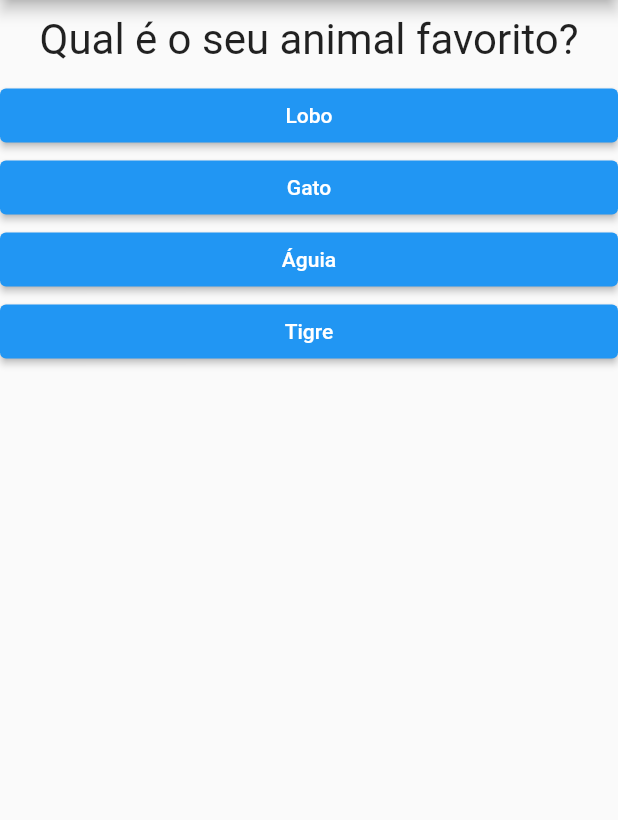
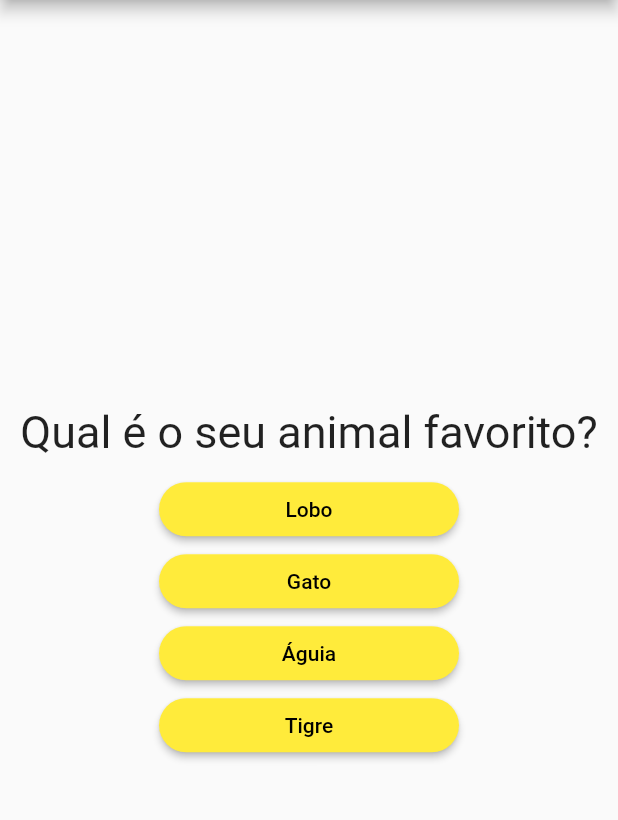
Before and after one commit to FernandoSSd/projeto-de-perguntas, a Flutter app: the screen it shows after launch, after a tap on "Preto", on a phone screen of 412 x 824 dp, the part 84-904 px from its top. Run offline on Flutter 3.47's test engine with Material 2 defaults, Android fonts, the phone set to English and light mode, and no system bars.

Commit message:
adicionado imagens e splashpage

```diff
--- /dev/null
+++ b/lib/core/images_service.dart
@@ -0,0 +1,4 @@
+class AppImages {
+  static const logo = "assets/images/icone.jpg";
+  static const logo1 = "assets/images/interroga.jpg";
+}
--- a/lib/main.dart
+++ b/lib/main.dart
@@ -1,106 +1,9 @@
 import 'package:flutter/material.dart';
-import 'package:projeto_perguntas/resultado.dart';
-import './questionario.dart';
+import 'package:projeto_perguntas/splashpage.dart';
 
 void main() {
-  runApp(const PerguntaApp());
+  runApp(const MaterialApp(
+    debugShowCheckedModeBanner: false,
+    home: SplashPage(),
+  ));
 }
-
-class _PerguntaAppState extends State<PerguntaApp> {
-  var _perguntaSelecionada = 0;
-  var _pontuacaoTotal = 0;
-  final _perguntas = const [
-    {
-      'texto': 'Qual é a sua cor favorita?',
-      'respostas': [
-        {'texto': 'Preto', 'pontuacao': 10},
-        {'texto': 'Roxo', 'pontuacao': 10},
-        {'texto': 'Amarelo', 'pontuacao': 3},
-        {'texto': 'Branco', 'pontuacao': 8},
-      ],
-    },
-    {
-      'texto': 'Qual é o seu animal favorito?',
-      'respostas': [
-        {'texto': 'Lobo', 'pontuacao': 10},
-        {'texto': 'Gato', 'pontuacao': 10},
-        {'texto': 'Águia', 'pontuacao': 10},
-        {'texto': 'Tigre', 'pontuacao': 10},
-      ],
-    },
-    {
-      'texto': 'Qual seu desenho favorito?',
-      'respostas': [
-        {'texto': 'Hora de Áventura', 'pontuacao': 10},
-        {'texto': 'Rick and Morty', 'pontuacao': 10},
-        {'texto': 'South Park', 'pontuacao': 10},
-      ],
-    },
-    {
-      'texto': 'Qual sua comida favorita?',
-      'respostas': [
-        {'texto': 'Hamburguer', 'pontuacao': 10},
-        {'texto': 'Pizza', 'pontuacao': 5},
-        {'texto': 'Lasanha', 'pontuacao': 10},
-        {'texto': 'Cachorro Quente', 'pontuacao': 8},
-      ],
-    },
-    {
-      'texto': 'Qual seu jogo favorito?',
-      'respostas': [
-        {'texto': 'Zelda', 'pontuacao': 7},
-        {'texto': 'The Last of Us', 'pontuacao': 10},
-        {'texto': 'GTA', 'pontuacao': 8},
-        {'texto': 'FIFA', 'pontuacao': 1},
-      ],
-    },
-  ];
-
-  void _responder(int pontuacao) {
-    if (temPerguntaSelecionada) {
-      setState(() {
-        _perguntaSelecionada++;
-        _pontuacaoTotal += pontuacao;
-      });
-    }
-  }
-
-  void _reiniciarQuestionario() {
-    setState(() {
-      _perguntaSelecionada = 0;
-      _pontuacaoTotal = 0;
-    });
-  }
-
-  bool get temPerguntaSelecionada {
-    return _perguntaSelecionada < _perguntas.length;
-  }
-
-  @override
-  Widget build(BuildContext context) {
-    // for (String textoResp in respostas) {
-    //   widgets.add(Resposta(textoResp, _responder));
-    // }
-
-    return MaterialApp(
-      home: Scaffold(
-          appBar: AppBar(
-            title: const Text('Perguntas'),
-          ),
-          body: temPerguntaSelecionada
-              ? Questionario(
-                  perguntas: _perguntas,
-                  perguntaSelecionada: _perguntaSelecionada,
-                  responder: _responder,
-                )
-              : Resultado(_pontuacaoTotal, _reiniciarQuestionario)),
-    );
-  }
-}
-
-class PerguntaApp extends StatefulWidget {
-  const PerguntaApp({Key? key}) : super(key: key);
-
-  @override
-  State<PerguntaApp> createState() => _PerguntaAppState();
-}
--- /dev/null
+++ b/lib/perguntas.dart
@@ -0,0 +1,107 @@
+import 'package:flutter/material.dart';
+
+import 'questionario.dart';
+import 'resultado.dart';
+
+class _PerguntaAppState extends State<PerguntaApp> {
+  var _perguntaSelecionada = 0;
+  var _pontuacaoTotal = 0;
+  final _perguntas = const [
+    {
+      'texto': 'Qual é a sua cor favorita?',
+      'respostas': [
+        {'texto': 'Preto', 'pontuacao': 10},
+        {'texto': 'Roxo', 'pontuacao': 10},
+        {'texto': 'Amarelo', 'pontuacao': 3},
+        {'texto': 'Branco', 'pontuacao': 8},
+      ],
+    },
+    {
+      'texto': 'Qual é o seu animal favorito?',
+      'respostas': [
+        {'texto': 'Lobo', 'pontuacao': 10},
+        {'texto': 'Gato', 'pontuacao': 10},
+        {'texto': 'Águia', 'pontuacao': 10},
+        {'texto': 'Tigre', 'pontuacao': 10},
+      ],
+    },
+    {
+      'texto': 'Qual seu desenho favorito?',
+      'respostas': [
+        {'texto': 'Hora de Áventura', 'pontuacao': 10},
+        {'texto': 'Rick and Morty', 'pontuacao': 10},
+        {'texto': 'South Park', 'pontuacao': 10},
+      ],
+    },
+    {
+      'texto': 'Qual sua comida favorita?',
+      'respostas': [
+        {'texto': 'Hamburguer', 'pontuacao': 10},
+        {'texto': 'Pizza', 'pontuacao': 5},
+        {'texto': 'Lasanha', 'pontuacao': 10},
+        {'texto': 'Cachorro Quente', 'pontuacao': 8},
+      ],
+    },
+    {
+      'texto': 'Qual seu jogo favorito?',
+      'respostas': [
+        {'texto': 'Zelda', 'pontuacao': 7},
+        {'texto': 'The Last of Us', 'pontuacao': 10},
+        {'texto': 'GTA', 'pontuacao': 8},
+        {'texto': 'FIFA', 'pontuacao': 1},
+      ],
+    },
+  ];
+
+  void _responder(int pontuacao) {
+    if (temPerguntaSelecionada) {
+      setState(() {
+        _perguntaSelecionada++;
+        _pontuacaoTotal += pontuacao;
+      });
+    }
+  }
+
+  void _reiniciarQuestionario() {
+    setState(() {
+      _perguntaSelecionada = 0;
+      _pontuacaoTotal = 0;
+    });
+  }
+
+  bool get temPerguntaSelecionada {
+    return _perguntaSelecionada < _perguntas.length;
+  }
+
+  @override
+  Widget build(BuildContext context) {
+    // for (String textoResp in respostas) {
+    //   widgets.add(Resposta(textoResp, _responder));
+    // }
+
+    return Scaffold(
+      appBar: AppBar(
+        title: const Text('Perguntas'),
+      ),
+      body: Column(
+        mainAxisAlignment: MainAxisAlignment.center,
+        children: [
+          temPerguntaSelecionada
+              ? Questionario(
+                  perguntas: _perguntas,
+                  perguntaSelecionada: _perguntaSelecionada,
+                  responder: _responder,
+                )
+              : Resultado(_pontuacaoTotal, _reiniciarQuestionario),
+        ],
+      ),
+    );
+  }
+}
+
+class PerguntaApp extends StatefulWidget {
+  const PerguntaApp({Key? key}) : super(key: key);
+
+  @override
+  State<PerguntaApp> createState() => _PerguntaAppState();
+}
--- a/lib/questao.dart
+++ b/lib/questao.dart
@@ -13,7 +13,7 @@ class Questao extends StatelessWidget {
       child: Text(
         texto,
         style: const TextStyle(
-          fontSize: 28,
+          fontSize: 30,
         ),
         textAlign: TextAlign.center,
       ),
--- a/lib/resposta.dart
+++ b/lib/resposta.dart
@@ -8,13 +8,14 @@ class Resposta extends StatelessWidget {
 
   @override
   Widget build(BuildContext context) {
-    return Container(
-      width: double.infinity,
+    return SizedBox(
+      width: 200,
       child: ElevatedButton(
         style: ElevatedButton.styleFrom(
-          primary: Colors.blue,
-          onPrimary: Colors.white,
-        ),
+            primary: Colors.yellow,
+            onPrimary: Colors.black,
+            shape: RoundedRectangleBorder(
+                borderRadius: BorderRadius.circular(50))),
         child: Text(texto),
         onPressed: quandoSelecionado,
       ),
--- a/lib/resultado.dart
+++ b/lib/resultado.dart
@@ -26,14 +26,14 @@ class Resultado extends StatelessWidget {
         Center(
             child: Text(
           fraseResultado,
-          style: const TextStyle(fontSize: 28),
+          style: const TextStyle(fontSize: 50),
         )),
         TextButton(
             onPressed: reiniciarQuestionario,
             child: const Text(
               'Reiniciar?',
               style: TextStyle(
-                fontSize: 18,
+                fontSize: 25,
               ),
             ))
       ],
--- /dev/null
+++ b/lib/splashpage.dart
@@ -0,0 +1,34 @@
+import 'package:flutter/material.dart';
+import 'package:projeto_perguntas/perguntas.dart';
+
+import 'core/images_service.dart';
+
+class SplashPage extends StatefulWidget {
+  const SplashPage({Key? key}) : super(key: key);
+
+  @override
+  State<SplashPage> createState() => _SplashState();
+}
+
+class _SplashState extends State<SplashPage> {
+  @override
+  Widget build(BuildContext context) {
+    Future.delayed(Duration(seconds: 3)).then((_) => Navigator.pushReplacement(
+        context, MaterialPageRoute(builder: (context) => PerguntaApp())));
+
+    return Scaffold(
+      backgroundColor: Colors.yellow,
+      body: Container(
+        alignment: Alignment.center,
+        child: SizedBox(
+          width: 900,
+          height: 900,
+          child: Image.asset(
+            AppImages.logo1,
+            fit: BoxFit.cover,
+          ),
+        ),
+      ),
+    );
+  }
+}
--- a/pubspec.yaml
+++ b/pubspec.yaml
@@ -58,8 +58,8 @@ flutter:
   uses-material-design: true
 
   # To add assets to your application, add an assets section, like this:
-  # assets:
-  #   - images/a_dot_burr.jpeg
+  assets:
+    - assets/images/
   #   - images/a_dot_ham.jpeg
 
   # An image asset can refer to one or more resolution-specific "variants", see
```
Also changed, not shown: assets/images/icone.jpg (added), assets/images/interroga.jpg (added), 1 other file.
